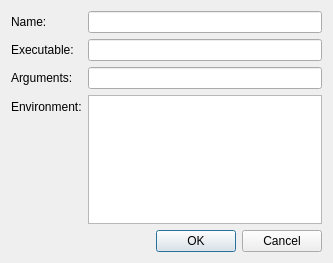
Qt form testedit.ui (lbaudouin/QTestRunner) before a commit.
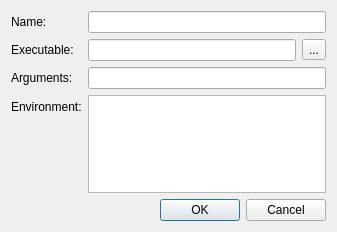
The same form after that commit. Icons and pictures are not drawn.

Commit message: Add open filepath button, display icons correctly

```diff
--- a/testedit.ui
+++ b/testedit.ui
@@ -6,8 +6,8 @@
    <rect>
     <x>0</x>
     <y>0</y>
-    <width>333</width>
-    <height>263</height>
+    <width>337</width>
+    <height>232</height>
    </rect>
   </property>
   <property name="windowTitle">
@@ -36,9 +36,6 @@
        </property>
       </widget>
      </item>
-     <item row="1" column="1">
-      <widget class="QLineEdit" name="executableLineEdit"/>
-     </item>
      <item row="2" column="0">
       <widget class="QLabel" name="argumentsLabel">
        <property name="text">
@@ -59,6 +56,26 @@
      <item row="3" column="1">
       <widget class="QPlainTextEdit" name="environmentTextEdit"/>
      </item>
+     <item row="1" column="1">
+      <layout class="QHBoxLayout" name="horizontalLayout">
+       <property name="spacing">
+        <number>6</number>
+       </property>
+       <item>
+        <widget class="QLineEdit" name="executableLineEdit"/>
+       </item>
+       <item>
+        <widget class="QToolButton" name="openFilePathButtons">
+         <property name="text">
+          <string>...</string>
+         </property>
+         <property name="icon">
+          <iconset theme="document-open"/>
+         </property>
+        </widget>
+       </item>
+      </layout>
+     </item>
     </layout>
    </item>
    <item>
```
The commit also changes 7 other files.
